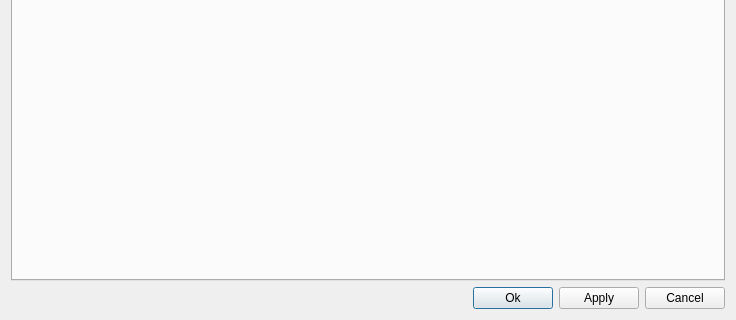
Before: the Qt Designer form Sjakk/dialogs/preferencesdialog.ui in kaiodcosta/sjakk, drawn with Qt 5; both pictures show x 0 to 736 and y 176 to 496 of the 736 by 496 pixel window.
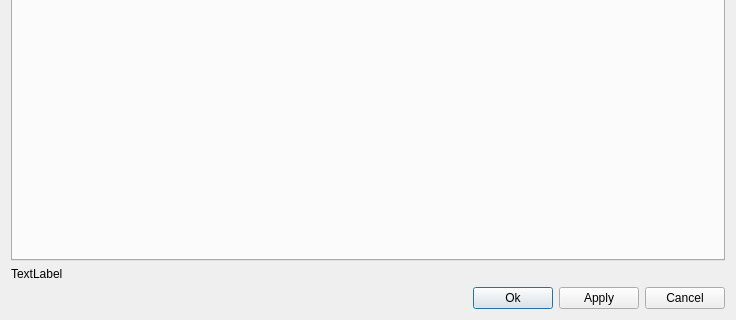
After: the same form once the commit is applied.

```diff
--- a/Sjakk/dialogs/preferencesdialog.ui
+++ b/Sjakk/dialogs/preferencesdialog.ui
@@ -192,6 +192,16 @@
      </widget>
     </widget>
    </item>
+   <item>
+    <widget class="QLabel" name="label_prefslocation">
+     <property name="text">
+      <string>TextLabel</string>
+     </property>
+     <property name="wordWrap">
+      <bool>true</bool>
+     </property>
+    </widget>
+   </item>
    <item>
     <layout class="QHBoxLayout" name="horizontalLayout">
      <item>
```
